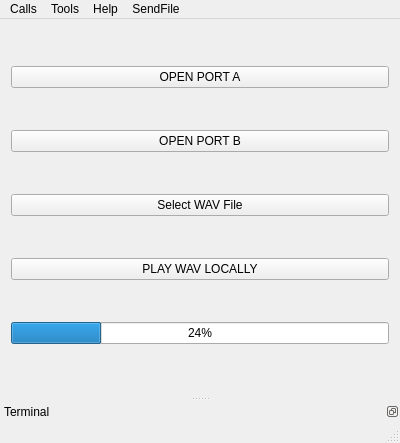
Qt form mainwindow.ui (diegodorado/tpo_info2_qt) before a commit.
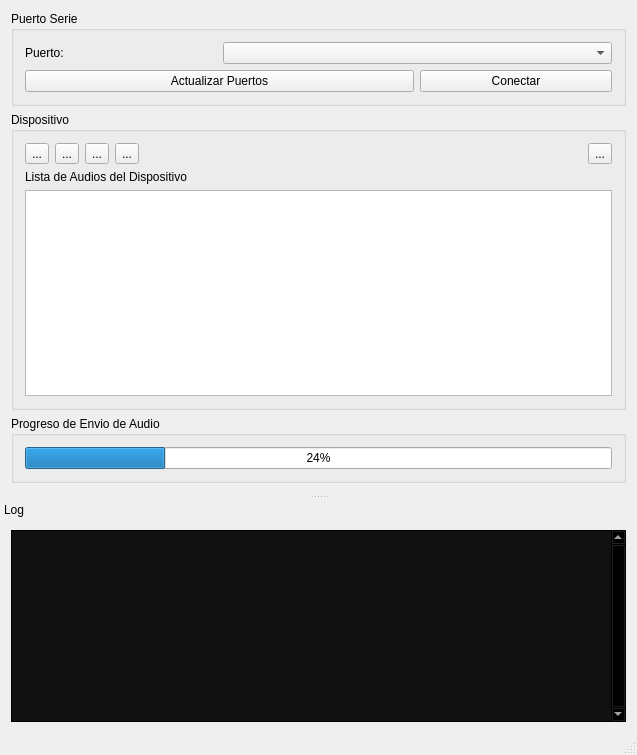
The same form after that commit. Icons and pictures are not drawn.

```diff
--- a/mainwindow.ui
+++ b/mainwindow.ui
@@ -6,8 +6,8 @@
    <rect>
     <x>0</x>
     <y>0</y>
-    <width>400</width>
-    <height>443</height>
+    <width>637</width>
+    <height>755</height>
    </rect>
   </property>
   <property name="minimumSize">
@@ -26,99 +26,649 @@
    <string>Simple Terminal</string>
   </property>
   <widget class="QWidget" name="centralWidget">
-   <layout class="QVBoxLayout" name="verticalLayout">
-    <item>
-     <widget class="QPushButton" name="pushButton_openPortA">
-      <property name="text">
-       <string>OPEN PORT A</string>
+   <layout class="QGridLayout" name="gridLayout_4">
+    <item row="0" column="0">
+     <widget class="QGroupBox" name="groupBox_SerialConnection">
+      <property name="title">
+       <string>Puerto Serie</string>
       </property>
+      <layout class="QGridLayout" name="gridLayout_2">
+       <item row="0" column="0">
+        <widget class="QLabel" name="label_Port">
+         <property name="text">
+          <string>Puerto:</string>
+         </property>
+        </widget>
+       </item>
+       <item row="1" column="2">
+        <widget class="QPushButton" name="pushButton_Connect">
+         <property name="text">
+          <string>Conectar</string>
+         </property>
+        </widget>
+       </item>
+       <item row="0" column="1" colspan="2">
+        <widget class="QComboBox" name="comboBox_PortList"/>
+       </item>
+       <item row="1" column="0" colspan="2">
+        <widget class="QPushButton" name="pushButton_RefreshPortList">
+         <property name="text">
+          <string>Actualizar Puertos</string>
+         </property>
+        </widget>
+       </item>
+      </layout>
      </widget>
     </item>
-    <item>
-     <widget class="QPushButton" name="pushButton_openPortB">
-      <property name="text">
-       <string>OPEN PORT B</string>
+    <item row="1" column="0">
+     <widget class="QGroupBox" name="groupBox_DeviceControl">
+      <property name="title">
+       <string>Dispositivo</string>
       </property>
-     </widget>
-    </item>
-    <item>
-     <widget class="QPushButton" name="pushButton_filePicker">
-      <property name="text">
-       <string>Select WAV File</string>
+      <property name="checkable">
+       <bool>false</bool>
       </property>
+      <layout class="QGridLayout" name="gridLayout">
+       <item row="0" column="0">
+        <layout class="QHBoxLayout" name="horizontalLayout">
+         <item>
+          <widget class="QToolButton" name="toolButton_Previous">
+           <property name="text">
+            <string>...</string>
+           </property>
+           <property name="icon">
+            <iconset resource="icons.qrc">
+             <normaloff>:/images/media-previous.png</normaloff>:/images/media-previous.png</iconset>
+           </property>
+           <property name="iconSize">
+            <size>
+             <width>32</width>
+             <height>32</height>
+            </size>
+           </property>
+          </widget>
+         </item>
+         <item>
+          <widget class="QToolButton" name="toolButton_Pause">
+           <property name="text">
+            <string>...</string>
+           </property>
+           <property name="icon">
+            <iconset resource="icons.qrc">
+             <normaloff>:/images/media-pause.png</normaloff>:/images/media-pause.png</iconset>
+           </property>
+           <property name="iconSize">
+            <size>
+             <width>32</width>
+             <height>32</height>
+            </size>
+           </property>
+          </widget>
+         </item>
+         <item>
+          <widget class="QToolButton" name="toolButton_Play">
+           <property name="text">
+            <string>...</string>
+           </property>
+           <property name="icon">
+            <iconset resource="icons.qrc">
+             <normaloff>:/images/media-play.png</normaloff>:/images/media-play.png</iconset>
+           </property>
+           <property name="iconSize">
+            <size>
+             <width>32</width>
+             <height>32</height>
+            </size>
+           </property>
+          </widget>
+         </item>
+         <item>
+          <widget class="QToolButton" name="toolButton_Next">
+           <property name="text">
+            <string>...</string>
+           </property>
+           <property name="icon">
+            <iconset resource="icons.qrc">
+             <normaloff>:/images/media-next.png</normaloff>:/images/media-next.png</iconset>
+           </property>
+           <property name="iconSize">
+            <size>
+             <width>32</width>
+             <height>32</height>
+            </size>
+           </property>
+          </widget>
+         </item>
+         <item>
+          <spacer name="horizontalSpacer">
+           <property name="orientation">
+            <enum>Qt::Horizontal</enum>
+           </property>
+           <property name="sizeHint" stdset="0">
+            <size>
+             <width>40</width>
+             <height>20</height>
+            </size>
+           </property>
+          </spacer>
+         </item>
+         <item>
+          <widget class="QToolButton" name="toolButton_Upload">
+           <property name="toolTip">
+            <string>Transferir un archivo de Audio al dispositivo</string>
+           </property>
+           <property name="text">
+            <string>...</string>
+           </property>
+           <property name="icon">
+            <iconset resource="icons.qrc">
+             <normaloff>:/images/arrow-up.png</normaloff>:/images/arrow-up.png</iconset>
+           </property>
+           <property name="iconSize">
+            <size>
+             <width>32</width>
+             <height>32</height>
+            </size>
+           </property>
+          </widget>
+         </item>
+        </layout>
+       </item>
+       <item row="1" column="0">
+        <widget class="QLabel" name="label_audioList">
+         <property name="text">
+          <string>Lista de Audios del Dispositivo</string>
+         </property>
+        </widget>
+       </item>
+       <item row="2" column="0">
+        <widget class="QListWidget" name="listWidget_DeviceAudios"/>
+       </item>
+      </layout>
      </widget>
     </item>
-    <item>
-     <widget class="QPushButton" name="pushButton_playWavLocally">
-      <property name="text">
-       <string>PLAY WAV LOCALLY</string>
+    <item row="2" column="0">
+     <widget class="QGroupBox" name="groupBox_Log">
+      <property name="title">
+       <string>Progreso de Envio de Audio</string>
       </property>
-     </widget>
-    </item>
-    <item>
-     <widget class="QProgressBar" name="progressBar">
-      <property name="value">
-       <number>24</number>
-      </property>
+      <layout class="QGridLayout" name="gridLayout_5">
+       <item row="0" column="0">
+        <widget class="QProgressBar" name="progressBar">
+         <property name="value">
+          <number>24</number>
+         </property>
+        </widget>
+       </item>
+      </layout>
      </widget>
     </item>
    </layout>
   </widget>
-  <widget class="QMenuBar" name="menuBar">
-   <property name="geometry">
-    <rect>
-     <x>0</x>
-     <y>0</y>
-     <width>400</width>
-     <height>19</height>
-    </rect>
-   </property>
-   <widget class="QMenu" name="menuCalls">
-    <property name="title">
-     <string>Calls</string>
-    </property>
-    <addaction name="actionConnect"/>
-    <addaction name="actionDisconnect"/>
-    <addaction name="separator"/>
-    <addaction name="actionQuit"/>
-   </widget>
-   <widget class="QMenu" name="menuTools">
-    <property name="title">
-     <string>Tools</string>
-    </property>
-    <addaction name="actionConfigure"/>
-    <addaction name="actionClear"/>
-   </widget>
-   <widget class="QMenu" name="menuHelp">
-    <property name="title">
-     <string>Help</string>
-    </property>
-    <addaction name="actionAbout"/>
-    <addaction name="actionAboutQt"/>
-   </widget>
-   <widget class="QMenu" name="menuSendFile">
-    <property name="title">
-     <string>SendFile</string>
-    </property>
-    <addaction name="actionSelectFile"/>
-   </widget>
-   <addaction name="menuCalls"/>
-   <addaction name="menuTools"/>
-   <addaction name="menuHelp"/>
-   <addaction name="menuSendFile"/>
-  </widget>
   <widget class="QStatusBar" name="statusBar"/>
   <widget class="QDockWidget" name="dockWidget_terminal">
    <property name="features">
-    <set>QDockWidget::DockWidgetFloatable</set>
+    <set>QDockWidget::NoDockWidgetFeatures</set>
    </property>
    <property name="windowTitle">
-    <string>Terminal</string>
+    <string>Log</string>
    </property>
    <attribute name="dockWidgetArea">
     <number>8</number>
    </attribute>
-   <widget class="QWidget" name="dockWidgetContents_dockWidget_terminal"/>
+   <widget class="QWidget" name="dockWidgetContents_dockWidget_terminal">
+    <layout class="QGridLayout" name="gridLayout_3">
+     <item row="1" column="0">
+      <widget class="QPlainTextEdit" name="plainTextEdit_Log">
+       <property name="enabled">
+        <bool>true</bool>
+       </property>
+       <property name="palette">
+        <palette>
+         <active>
+          <colorrole role="WindowText">
+           <brush brushstyle="SolidPattern">
+            <color alpha="255">
+             <red>255</red>
+             <green>255</green>
+             <blue>255</blue>
+            </color>
+           </brush>
+          </colorrole>
+          <colorrole role="Button">
+           <brush brushstyle="SolidPattern">
+            <color alpha="255">
+             <red>0</red>
+             <green>0</green>
+             <blue>0</blue>
+            </color>
+           </brush>
+          </colorrole>
+          <colorrole role="Light">
+           <brush brushstyle="SolidPattern">
+            <color alpha="255">
+             <red>0</red>
+             <green>0</green>
+             <blue>0</blue>
+            </color>
+           </brush>
+          </colorrole>
+          <colorrole role="Midlight">
+           <brush brushstyle="SolidPattern">
+            <color alpha="255">
+             <red>0</red>
+             <green>0</green>
+             <blue>0</blue>
+            </color>
+           </brush>
+          </colorrole>
+          <colorrole role="Dark">
+           <brush brushstyle="SolidPattern">
+            <color alpha="255">
+             <red>0</red>
+             <green>0</green>
+             <blue>0</blue>
+            </color>
+           </brush>
+          </colorrole>
+          <colorrole role="Mid">
+           <brush brushstyle="SolidPattern">
+            <color alpha="255">
+             <red>0</red>
+             <green>0</green>
+             <blue>0</blue>
+            </color>
+           </brush>
+          </colorrole>
+          <colorrole role="Text">
+           <brush brushstyle="SolidPattern">
+            <color alpha="255">
+             <red>0</red>
+             <green>255</green>
+             <blue>0</blue>
+            </color>
+           </brush>
+          </colorrole>
+          <colorrole role="BrightText">
+           <brush brushstyle="SolidPattern">
+            <color alpha="255">
+             <red>255</red>
+             <green>255</green>
+             <blue>255</blue>
+            </color>
+           </brush>
+          </colorrole>
+          <colorrole role="ButtonText">
+           <brush brushstyle="SolidPattern">
+            <color alpha="255">
+             <red>255</red>
+             <green>255</green>
+             <blue>255</blue>
+            </color>
+           </brush>
+          </colorrole>
+          <colorrole role="Base">
+           <brush brushstyle="SolidPattern">
+            <color alpha="255">
+             <red>17</red>
+             <green>17</green>
+             <blue>17</blue>
+            </color>
+           </brush>
+          </colorrole>
+          <colorrole role="Window">
+           <brush brushstyle="SolidPattern">
+            <color alpha="255">
+             <red>0</red>
+             <green>0</green>
+             <blue>0</blue>
+            </color>
+           </brush>
+          </colorrole>
+          <colorrole role="Shadow">
+           <brush brushstyle="SolidPattern">
+            <color alpha="255">
+             <red>0</red>
+             <green>0</green>
+             <blue>0</blue>
+            </color>
+           </brush>
+          </colorrole>
+          <colorrole role="AlternateBase">
+           <brush brushstyle="SolidPattern">
+            <color alpha="255">
+             <red>0</red>
+             <green>0</green>
+             <blue>0</blue>
+            </color>
+           </brush>
+          </colorrole>
+          <colorrole role="ToolTipBase">
+           <brush brushstyle="SolidPattern">
+            <color alpha="255">
+             <red>255</red>
+             <green>255</green>
+             <blue>220</blue>
+            </color>
+           </brush>
+          </colorrole>
+          <colorrole role="ToolTipText">
+           <brush brushstyle="SolidPattern">
+            <color alpha="255">
+             <red>0</red>
+             <green>0</green>
+             <blue>0</blue>
+            </color>
+           </brush>
+          </colorrole>
+         </active>
+         <inactive>
+          <colorrole role="WindowText">
+           <brush brushstyle="SolidPattern">
+            <color alpha="255">
+             <red>255</red>
+             <green>255</green>
+             <blue>255</blue>
+            </color>
+           </brush>
+          </colorrole>
+          <colorrole role="Button">
+           <brush brushstyle="SolidPattern">
+            <color alpha="255">
+             <red>0</red>
+             <green>0</green>
+             <blue>0</blue>
+            </color>
+           </brush>
+          </colorrole>
+          <colorrole role="Light">
+           <brush brushstyle="SolidPattern">
+            <color alpha="255">
+             <red>0</red>
+             <green>0</green>
+             <blue>0</blue>
+            </color>
+           </brush>
+          </colorrole>
+          <colorrole role="Midlight">
+           <brush brushstyle="SolidPattern">
+            <color alpha="255">
+             <red>0</red>
+             <green>0</green>
+             <blue>0</blue>
+            </color>
+           </brush>
+          </colorrole>
+          <colorrole role="Dark">
+           <brush brushstyle="SolidPattern">
+            <color alpha="255">
+             <red>0</red>
+             <green>0</green>
+             <blue>0</blue>
+            </color>
+           </brush>
+          </colorrole>
+          <colorrole role="Mid">
+           <brush brushstyle="SolidPattern">
+            <color alpha="255">
+             <red>0</red>
+             <green>0</green>
+             <blue>0</blue>
+            </color>
+           </brush>
+          </colorrole>
+          <colorrole role="Text">
+           <brush brushstyle="SolidPattern">
+            <color alpha="255">
+             <red>0</red>
+             <green>255</green>
+             <blue>0</blue>
+            </color>
+           </brush>
+          </colorrole>
+          <colorrole role="BrightText">
+           <brush brushstyle="SolidPattern">
+            <color alpha="255">
+             <red>255</red>
+             <green>255</green>
+             <blue>255</blue>
+            </color>
+           </brush>
+          </colorrole>
+          <colorrole role="ButtonText">
+           <brush brushstyle="SolidPattern">
+            <color alpha="255">
+             <red>255</red>
+             <green>255</green>
+             <blue>255</blue>
+            </color>
+           </brush>
+          </colorrole>
+          <colorrole role="Base">
+           <brush brushstyle="SolidPattern">
+            <color alpha="255">
+             <red>17</red>
+             <green>17</green>
+             <blue>17</blue>
+            </color>
+           </brush>
+          </colorrole>
+          <colorrole role="Window">
+           <brush brushstyle="SolidPattern">
+            <color alpha="255">
+             <red>0</red>
+             <green>0</green>
+             <blue>0</blue>
+            </color>
+           </brush>
+          </colorrole>
+          <colorrole role="Shadow">
+           <brush brushstyle="SolidPattern">
+            <color alpha="255">
+             <red>0</red>
+             <green>0</green>
+             <blue>0</blue>
+            </color>
+           </brush>
+          </colorrole>
+          <colorrole role="AlternateBase">
+           <brush brushstyle="SolidPattern">
+            <color alpha="255">
+             <red>0</red>
+             <green>0</green>
+             <blue>0</blue>
+            </color>
+           </brush>
+          </colorrole>
+          <colorrole role="ToolTipBase">
+           <brush brushstyle="SolidPattern">
+            <color alpha="255">
+             <red>255</red>
+             <green>255</green>
+             <blue>220</blue>
+            </color>
+           </brush>
+          </colorrole>
+          <colorrole role="ToolTipText">
+           <brush brushstyle="SolidPattern">
+            <color alpha="255">
+             <red>0</red>
+             <green>0</green>
+             <blue>0</blue>
+            </color>
+           </brush>
+          </colorrole>
+         </inactive>
+         <disabled>
+          <colorrole role="WindowText">
+           <brush brushstyle="SolidPattern">
+            <color alpha="255">
+             <red>0</red>
+             <green>0</green>
+             <blue>0</blue>
+            </color>
+           </brush>
+          </colorrole>
+          <colorrole role="Button">
+           <brush brushstyle="SolidPattern">
+            <color alpha="255">
+             <red>0</red>
+             <green>0</green>
+             <blue>0</blue>
+            </color>
+           </brush>
+          </colorrole>
+          <colorrole role="Light">
+           <brush brushstyle="SolidPattern">
+            <color alpha="255">
+             <red>0</red>
+             <green>0</green>
+             <blue>0</blue>
+            </color>
+           </brush>
+          </colorrole>
+          <colorrole role="Midlight">
+           <brush brushstyle="SolidPattern">
+            <color alpha="255">
+             <red>0</red>
+             <green>0</green>
+             <blue>0</blue>
+            </color>
+           </brush>
+          </colorrole>
+          <colorrole role="Dark">
+           <brush brushstyle="SolidPattern">
+            <color alpha="255">
+             <red>0</red>
+             <green>0</green>
+             <blue>0</blue>
+            </color>
+           </brush>
+          </colorrole>
+          <colorrole role="Mid">
+           <brush brushstyle="SolidPattern">
+            <color alpha="255">
+             <red>0</red>
+             <green>0</green>
+             <blue>0</blue>
+            </color>
+           </brush>
+          </colorrole>
+          <colorrole role="Text">
+           <brush brushstyle="SolidPattern">
+            <color alpha="255">
+             <red>0</red>
+             <green>0</green>
+             <blue>0</blue>
+            </color>
+           </brush>
+          </colorrole>
+          <colorrole role="BrightText">
+           <brush brushstyle="SolidPattern">
+            <color alpha="255">
+             <red>255</red>
+             <green>255</green>
+             <blue>255</blue>
+            </color>
+           </brush>
+          </colorrole>
+          <colorrole role="ButtonText">
+           <brush brushstyle="SolidPattern">
+            <color alpha="255">
+             <red>0</red>
+             <green>0</green>
+             <blue>0</blue>
+            </color>
+           </brush>
+          </colorrole>
+          <colorrole role="Base">
+           <brush brushstyle="SolidPattern">
+            <color alpha="255">
+             <red>0</red>
+             <green>0</green>
+             <blue>0</blue>
+            </color>
+           </brush>
+          </colorrole>
+          <colorrole role="Window">
+           <brush brushstyle="SolidPattern">
+            <color alpha="255">
+             <red>0</red>
+             <green>0</green>
+             <blue>0</blue>
+            </color>
+           </brush>
+          </colorrole>
+          <colorrole role="Shadow">
+           <brush brushstyle="SolidPattern">
+            <color alpha="255">
+             <red>0</red>
+             <green>0</green>
+             <blue>0</blue>
+            </color>
+           </brush>
+          </colorrole>
+          <colorrole role="AlternateBase">
+           <brush brushstyle="SolidPattern">
+            <color alpha="255">
+             <red>0</red>
+             <green>0</green>
+             <blue>0</blue>
+            </color>
+           </brush>
+          </colorrole>
+          <colorrole role="ToolTipBase">
+           <brush brushstyle="SolidPattern">
+            <color alpha="255">
+             <red>255</red>
+             <green>255</green>
+             <blue>220</blue>
+            </color>
+           </brush>
+          </colorrole>
+          <colorrole role="ToolTipText">
+           <brush brushstyle="SolidPattern">
+            <color alpha="255">
+             <red>0</red>
+             <green>0</green>
+             <blue>0</blue>
+            </color>
+           </brush>
+          </colorrole>
+         </disabled>
+        </palette>
+       </property>
+       <property name="font">
+        <font>
+         <family>Andale Mono</family>
+         <pointsize>10</pointsize>
+        </font>
+       </property>
+       <property name="frameShadow">
+        <enum>QFrame::Sunken</enum>
+       </property>
+       <property name="verticalScrollBarPolicy">
+        <enum>Qt::ScrollBarAlwaysOn</enum>
+       </property>
+       <property name="horizontalScrollBarPolicy">
+        <enum>Qt::ScrollBarAlwaysOff</enum>
+       </property>
+       <property name="readOnly">
+        <bool>true</bool>
+       </property>
+       <property name="plainText">
+        <string/>
+       </property>
+       <property name="textInteractionFlags">
+        <set>Qt::NoTextInteraction</set>
+       </property>
+       <property name="centerOnScroll">
+        <bool>false</bool>
+       </property>
+      </widget>
+     </item>
+    </layout>
+   </widget>
   </widget>
   <action name="actionAbout">
    <property name="text">
```
Left out of the diff: 107 changed lines with no effect on the pictures.
